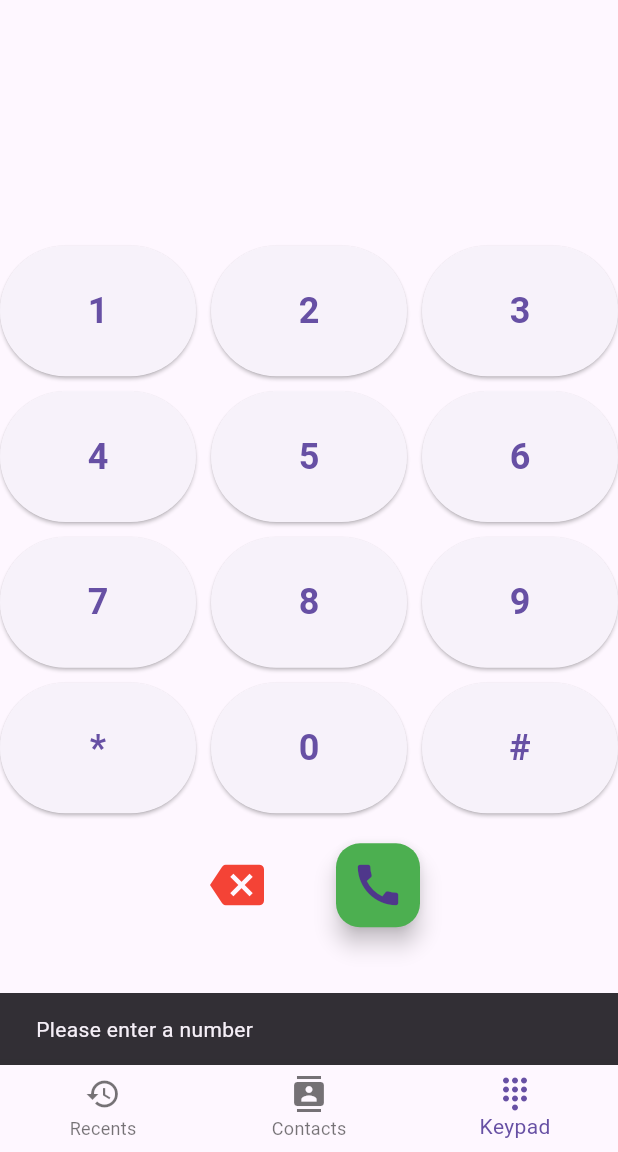
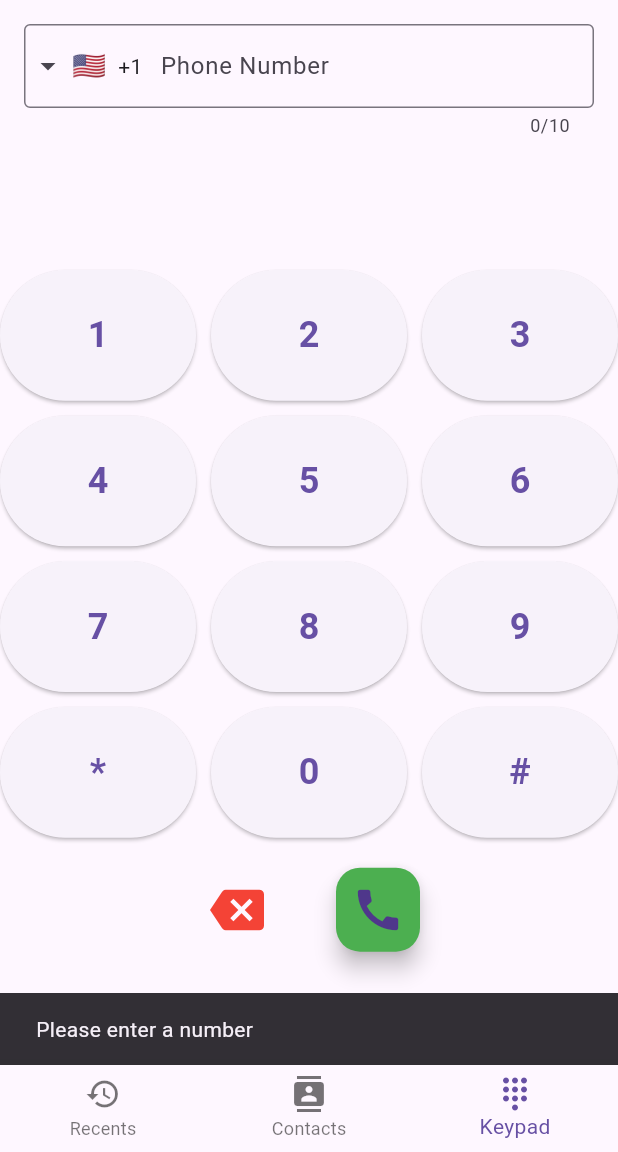
Before and after one commit to Rishabh7389/dialpad, a Flutter app: the screen it shows after launch, item 3 of the bottom bar chosen, after a tap on the "call" icon, on a phone screen of 412 x 824 dp, the part 84-1236 px from its top. Run offline on Flutter 3.47's test engine with Material 3 defaults, Android fonts, the light colour scheme and no system bars; drawn by our look-alikes of intl_phone_field; our stand-ins replace flutter_contacts, permission_handler; missing offline and left inert: call_e_log.

Commit message:
changes in dialpad

```diff
--- a/lib/screen/dialpad.dart
+++ b/lib/screen/dialpad.dart
@@ -1,5 +1,6 @@
 import 'package:flutter/material.dart';
 import 'package:flutter/services.dart';
+import 'package:intl_phone_field/intl_phone_field.dart';
 
 class DialPadScreen extends StatefulWidget {
   @override
@@ -8,11 +9,17 @@ class DialPadScreen extends StatefulWidget {
 
 class _DialPadScreenState extends State<DialPadScreen> {
   String phoneNumber = "";
+  String fullPhoneNumber = "";
   static const platform = MethodChannel("com.example.dialer/call");
+
+  // Controller to manage the phone number input field
+  final TextEditingController _phoneController = TextEditingController();
 
   void _onNumberPressed(String number) {
     setState(() {
       phoneNumber += number;
+      _phoneController.text =
+          phoneNumber; // Update the phone number in the input field
     });
   }
 
@@ -20,6 +27,8 @@ class _DialPadScreenState extends State<DialPadScreen> {
     setState(() {
       if (phoneNumber.isNotEmpty) {
         phoneNumber = phoneNumber.substring(0, phoneNumber.length - 1);
+        _phoneController.text =
+            phoneNumber; // Update the phone number in the input field
       }
     });
   }
@@ -28,7 +37,8 @@ class _DialPadScreenState extends State<DialPadScreen> {
     if (phoneNumber.isNotEmpty) {
       try {
         final bool result = await platform.invokeMethod('makeCall', {
-          "phoneNumber": phoneNumber,
+          "phoneNumber":
+              phoneNumber, // Use full phone number including country code
         });
 
         if (!result) {
@@ -56,12 +66,43 @@ class _DialPadScreenState extends State<DialPadScreen> {
         backgroundColor: const Color.fromARGB(255, 194, 140, 245),
         centerTitle: true,
       ),
-      body: Column(
+      body: SingleChildScrollView(
+        // Wrap everything in a SingleChildScrollView
+        child: Column(
           mainAxisAlignment: MainAxisAlignment.center,
           children: [
+            // Phone number input with country code
+            Padding(
+              padding: const EdgeInsets.all(16.0),
+              child: IntlPhoneField(
+                controller:
+                    _phoneController, // Set the controller to manage the input
+                initialCountryCode: 'US', // Set default country code
+                decoration: InputDecoration(
+                  labelText: 'Phone Number',
+                  border: OutlineInputBorder(),
+                ),
+                onChanged: (phone) {
+                  setState(() {
+                    fullPhoneNumber =
+                        phone.completeNumber; // Store full phone number
+                    phoneNumber = phone
+                        .number; // Store the local number (without country code)
+                  });
+                },
+                onCountryChanged: (country) {
+                  setState(() {
+                    // The selected country code will automatically update here
+                  });
+                },
+              ),
+            ),
+            // Displaying the phone number
             Text(phoneNumber,
                 style: TextStyle(fontSize: 36, fontWeight: FontWeight.bold)),
             SizedBox(height: 20),
+
+            // Dial pad grid
             GridView.builder(
               shrinkWrap: true,
               gridDelegate: SliverGridDelegateWithFixedCrossAxisCount(
@@ -95,6 +136,8 @@ class _DialPadScreenState extends State<DialPadScreen> {
               },
             ),
             SizedBox(height: 20),
+
+            // Backspace and call button
             Row(
               mainAxisAlignment: MainAxisAlignment.center,
               children: [
@@ -111,6 +154,7 @@ class _DialPadScreenState extends State<DialPadScreen> {
             ),
           ],
         ),
+      ),
     );
   }
 }
--- a/pubspec.yaml
+++ b/pubspec.yaml
@@ -39,7 +39,7 @@ dependencies:
   call_e_log: ^0.0.4
   flutter_contacts: 1.1.9+2
   url_launcher: ^6.3.1
-
+  intl_phone_field: ^3.2.0
 
 
 
```
Also changed, not shown: pubspec.lock. Lines whose indentation alone changed are shown as unchanged.
